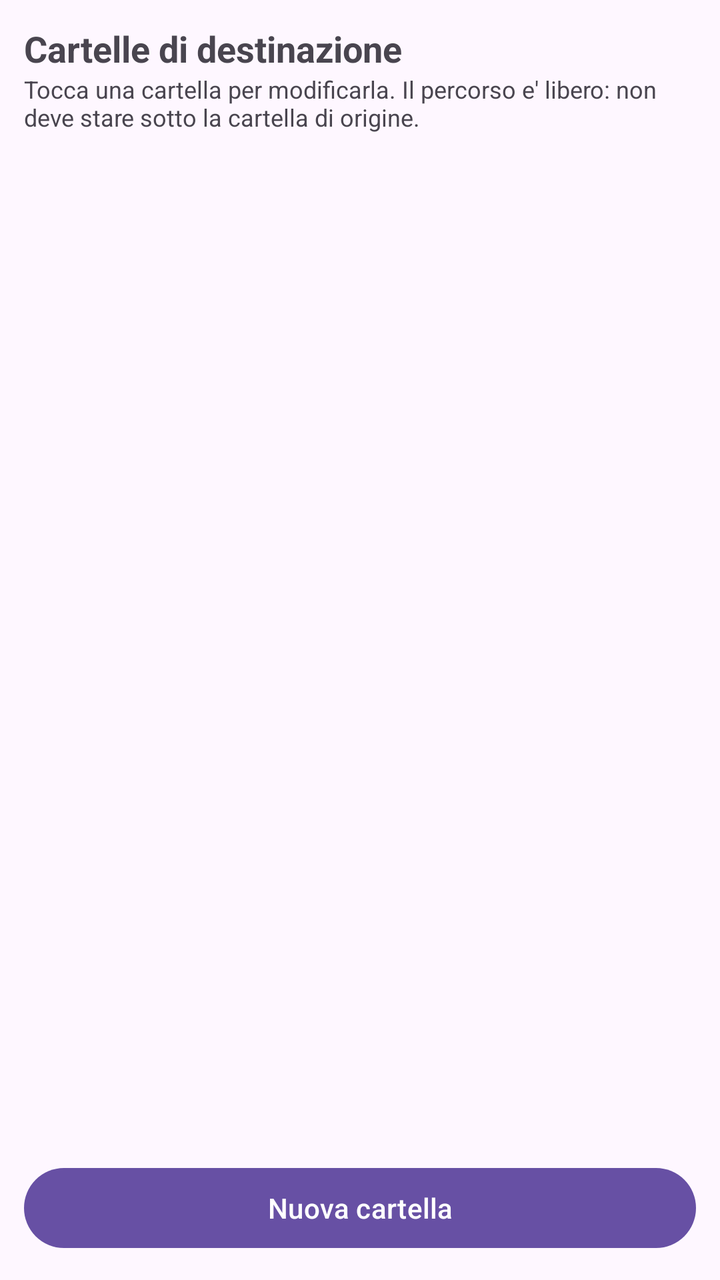
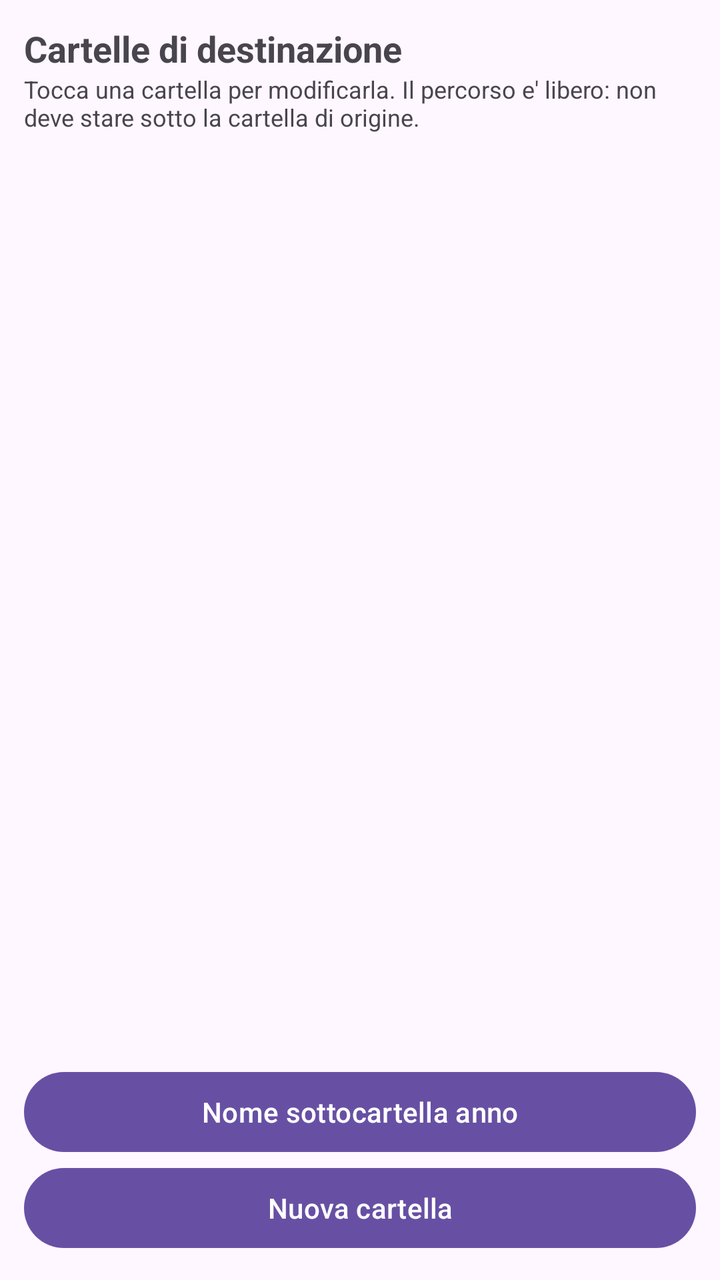

Two renders of the same Android screen: before a commit and after it. Below are the layout's source before the change and the commit's diff.
<!-- AndroidManifest.xml: application theme Theme.Fotosistemis -->
<!-- res/layout/activity_destinations.xml -->
<?xml version="1.0" encoding="utf-8"?>
<LinearLayout xmlns:android="http://schemas.android.com/apk/res/android"
    android:id="@+id/destinationsRoot"
    android:layout_width="match_parent"
    android:layout_height="match_parent"
    android:orientation="vertical"
    android:padding="12dp">

    <TextView
        android:layout_width="match_parent"
        android:layout_height="wrap_content"
        android:text="@string/destinations_title"
        android:textSize="18sp"
        android:textStyle="bold" />

    <TextView
        android:layout_width="match_parent"
        android:layout_height="wrap_content"
        android:layout_marginBottom="8dp"
        android:text="@string/destinations_hint"
        android:textSize="12sp" />

    <ListView
        android:id="@+id/destinationList"
        android:layout_width="match_parent"
        android:layout_height="0dp"
        android:layout_weight="1" />

    <Button
        android:id="@+id/addDestinationButton"
        android:layout_width="match_parent"
        android:layout_height="wrap_content"
        android:text="@string/destination_new" />
</LinearLayout>
<!-- resources referenced by this layout -->
<resources>
  <string name="destination_new">Nuova cartella</string>
  <string name="destinations_hint">Tocca una cartella per modificarla. Il percorso e\' libero: non deve stare sotto la cartella di origine.</string>
  <string name="destinations_title">Cartelle di destinazione</string>
  <style name="Theme.Fotosistemis" parent="Base.Theme.Fotosistemis" />
  <style name="Base.Theme.Fotosistemis" parent="Theme.Material3.DayNight.NoActionBar">
          
          
      </style>
</resources>

<!-- the commit's change to res/layout/activity_destinations.xml (unified diff, before → after) -->
@@ -27,6 +27,12 @@
         android:layout_weight="1" />
 
     <Button
+        android:id="@+id/patternButton"
+        android:layout_width="match_parent"
+        android:layout_height="wrap_content"
+        android:text="@string/pattern_title" />
+
+    <Button
         android:id="@+id/addDestinationButton"
         android:layout_width="match_parent"
         android:layout_height="wrap_content"
<!-- resource entries referenced after the edit -->
@@ -3,6 +3,7 @@
   <string name="destination_new">Nuova cartella</string>
   <string name="destinations_hint">Tocca una cartella per modificarla. Il percorso e\' libero: non deve stare sotto la cartella di origine.</string>
   <string name="destinations_title">Cartelle di destinazione</string>
+  <string name="pattern_title">Nome sottocartella anno</string>
   <style name="Theme.Fotosistemis" parent="Base.Theme.Fotosistemis" />
   <style name="Base.Theme.Fotosistemis" parent="Theme.Material3.DayNight.NoActionBar">
           
